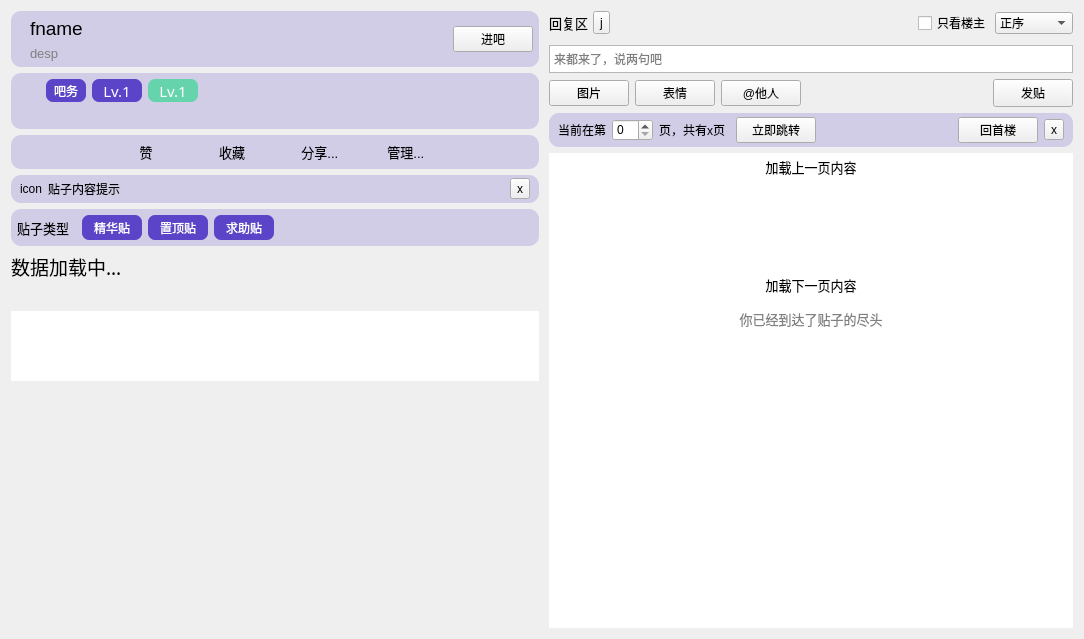
clb-128258/TiebaDesktop, file src/resf/tie_detail_view.ui: the form before one commit.
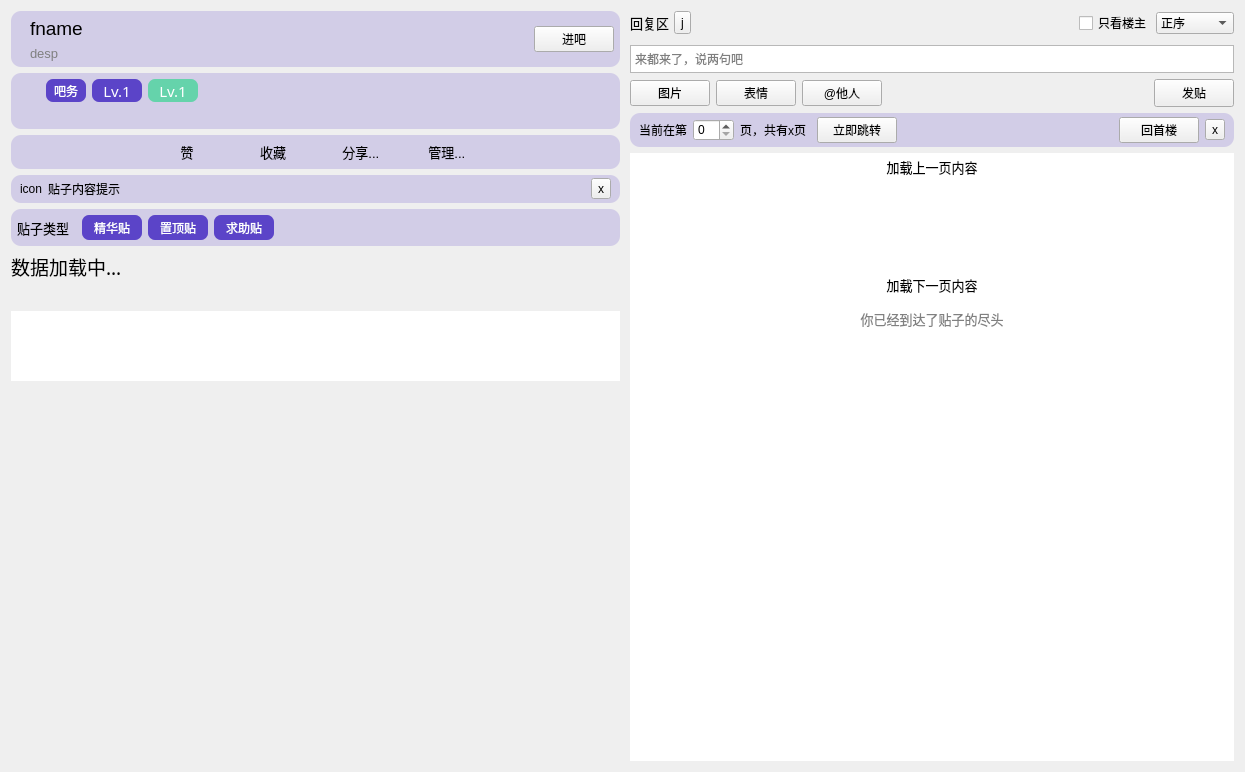
The form after the commit.

The edit to the form file:
```diff
--- a/src/resf/tie_detail_view.ui
+++ b/src/resf/tie_detail_view.ui
@@ -6,8 +6,8 @@
    <rect>
     <x>0</x>
     <y>0</y>
-    <width>1084</width>
-    <height>639</height>
+    <width>1245</width>
+    <height>772</height>
    </rect>
   </property>
   <property name="font">
@@ -35,8 +35,8 @@
        <rect>
         <x>0</x>
         <y>0</y>
-        <width>530</width>
-        <height>621</height>
+        <width>611</width>
+        <height>754</height>
        </rect>
       </property>
       <layout class="QGridLayout" name="gridLayout_9" rowstretch="0,0,0,0,0,0,0,0,0,0,0,0,1,0">
@@ -1115,8 +1115,8 @@
           <rect>
            <x>0</x>
            <y>0</y>
-           <width>526</width>
-           <height>481</height>
+           <width>606</width>
+           <height>614</height>
           </rect>
          </property>
          <property name="palette">
```
